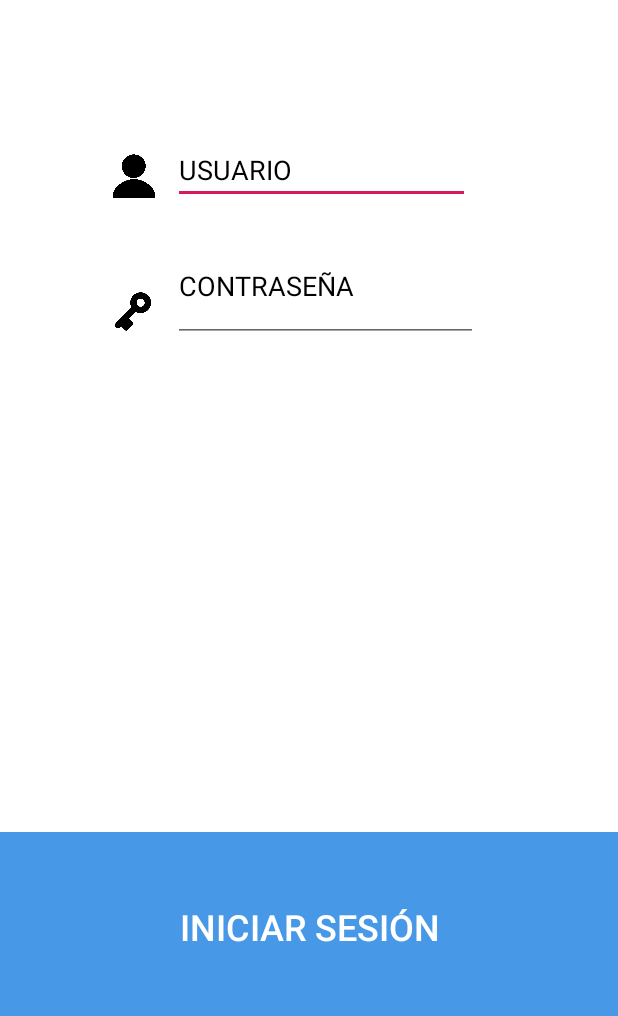
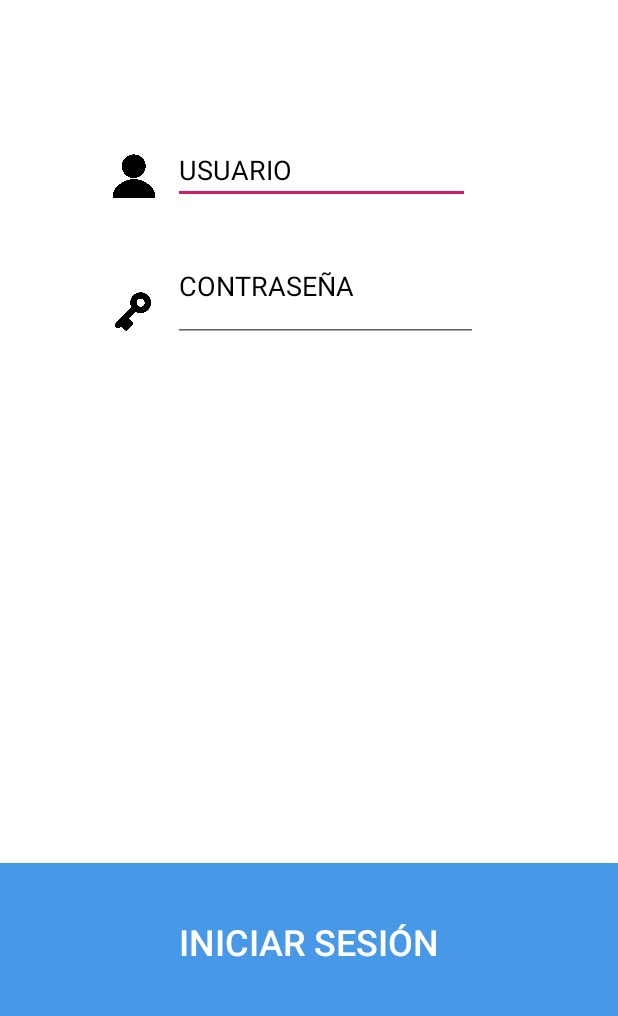
Before and after one commit to juanpablomoscoloni/proyectoAsistencia, an Android app: the screen it shows after launch (LoginActivity), on a phone screen of 412 x 824 dp, the part 215-1231 px from its top. Run offline under Robolectric (Android 15) with nearby library versions, the phone set to English and light mode, and no system bars; our stand-ins replace Volley; libraries missing offline, so code that uses them is left out: maes.tech.intentanim; plain views replace MaterialEditText.

Commit message:
Cambio de nombre a algunas clases

```diff
--- a/Asistra/app/src/main/java/adaptadores/ListaCursadas.java
+++ b/Asistra/app/src/main/java/adaptadores/AdaptadorCursadaActivity.java
@@ -13,12 +13,12 @@ import java.util.ArrayList;
 import clases.Cursada;
 import maes.tech.intentanim.CustomIntent;
 
-public class ListaCursadas extends RecyclerView.Adapter<ListaCursadas.MyViewHolder> {
+public class AdaptadorCursadaActivity extends RecyclerView.Adapter<AdaptadorCursadaActivity.MyViewHolder> {
 
     private ArrayList<Cursada> dataSet;
     private Context mContext;
 
-    public ListaCursadas (Context context, ArrayList<Cursada> listas ) {
+    public AdaptadorCursadaActivity(Context context, ArrayList<Cursada> listas ) {
         this.dataSet = listas;
         this.mContext=context;
     }
--- a/Asistra/app/src/main/java/adaptadores/ListaAsistencia.java
+++ b/Asistra/app/src/main/java/adaptadores/AdaptadorValidarActivity.java
@@ -24,7 +24,7 @@ import clases.Asistencia;
  Created by Starnova on 27/04/2018.
  */
 
-public class ListaAsistencia extends ArrayAdapter<Asistencia> implements View.OnClickListener{
+public class AdaptadorValidarActivity extends ArrayAdapter<Asistencia> implements View.OnClickListener{
 
     private ArrayList<Asistencia> dataSet;
     Context mContext;
@@ -44,7 +44,7 @@ public class ListaAsistencia extends ArrayAdapter<Asistencia> implements View.On
         ToggleButton preau;
     }
 
-    public ListaAsistencia(ArrayList<Asistencia> asistenciasAlumnos, Context context) {
+    public AdaptadorValidarActivity(ArrayList<Asistencia> asistenciasAlumnos, Context context) {
         super(context, R.layout.fila_asistencia, asistenciasAlumnos);
         this.dataSet = asistenciasAlumnos;
         this.mContext=context;
--- a/Asistra/app/src/main/java/com/example/asistra/ClaseActivity.java
+++ b/Asistra/app/src/main/java/com/example/asistra/ClaseActivity.java
@@ -228,7 +228,7 @@ public class ClaseActivity extends AppCompatActivity {
 
 
             } else {
-                Toast.makeText(getApplicationContext(), "No se encontró", Toast.LENGTH_LONG).show();
+                Toast.makeText(getApplicationContext(), "Esta cursada no tiene alumnos", Toast.LENGTH_LONG).show();
             }
 
 
--- a/Asistra/app/src/main/res/layout/activity_clase.xml
+++ b/Asistra/app/src/main/res/layout/activity_clase.xml
@@ -9,7 +9,7 @@
     <Button
         android:id="@+id/generarTokenBtn"
         style="@style/Widget.AppCompat.Button.Borderless"
-        android:layout_width="361dp"
+        android:layout_width="0dp"
         android:layout_height="105dp"
         android:layout_marginTop="8dp"
         android:background="#4799E8"
--- a/Asistra/app/src/main/res/layout/activity_cursada.xml
+++ b/Asistra/app/src/main/res/layout/activity_cursada.xml
@@ -9,7 +9,7 @@
     <Button
         android:id="@+id/pasarListaBtn"
         style="@style/Widget.AppCompat.Button.Borderless"
-        android:layout_width="361dp"
+        android:layout_width="0dp"
         android:layout_height="105dp"
         android:layout_marginTop="8dp"
         android:background="#4799E8"
--- a/Asistra/app/src/main/res/layout/activity_exito.xml
+++ b/Asistra/app/src/main/res/layout/activity_exito.xml
@@ -9,7 +9,7 @@
     <Button
         android:id="@+id/listoAlumnoBtn"
         style="@style/Widget.AppCompat.Button.Borderless"
-        android:layout_width="361dp"
+        android:layout_width="0dp"
         android:layout_height="105dp"
         android:layout_marginTop="8dp"
         android:background="@color/celeste"
--- a/Asistra/app/src/main/res/layout/activity_login.xml
+++ b/Asistra/app/src/main/res/layout/activity_login.xml
@@ -108,17 +108,16 @@
     <Button
         android:id="@+id/iniciar"
         style="@style/Widget.AppCompat.Button.Borderless"
-        android:layout_width="617dp"
-        android:layout_height="126dp"
+        android:layout_width="0dp"
+        android:layout_height="105dp"
         android:layout_marginTop="8dp"
         android:background="#4799E8"
         android:text="INICIAR SESIÓN"
         android:textColor="@android:color/background_light"
         android:textSize="24sp"
         app:layout_constraintBottom_toBottomOf="parent"
-        app:layout_constraintEnd_toEndOf="@+id/logo"
-        app:layout_constraintHorizontal_bias="0.502"
-        app:layout_constraintStart_toStartOf="@+id/logo"
+        app:layout_constraintEnd_toEndOf="parent"
+        app:layout_constraintStart_toStartOf="parent"
         app:layout_constraintTop_toTopOf="@+id/guideline4"
         app:layout_constraintVertical_bias="1.0" />
 
--- a/Asistra/app/src/main/res/layout/activity_token.xml
+++ b/Asistra/app/src/main/res/layout/activity_token.xml
@@ -10,7 +10,7 @@
         android:id="@+id/comprobarBtn"
         style="@style/Widget.AppCompat.Button.Borderless"
         android:layout_width="0dp"
-        android:layout_height="118dp"
+        android:layout_height="105dp"
         android:layout_marginTop="8dp"
         android:background="@android:color/holo_blue_dark"
         android:text="COMPROBAR"
--- a/Asistra/app/src/main/res/layout/activity_validar.xml
+++ b/Asistra/app/src/main/res/layout/activity_validar.xml
@@ -12,7 +12,7 @@
         android:id="@+id/validarBtn"
         style="@style/Widget.AppCompat.Button.Borderless"
         android:layout_width="0dp"
-        android:layout_height="118dp"
+        android:layout_height="105dp"
         android:layout_marginTop="8dp"
         android:background="@android:color/holo_blue_dark"
         android:text="VALIDAR"
--- /dev/null
+++ b/Asistra/app/src/main/res/layout/cardview_validar.xml
@@ -0,0 +1,6 @@
+<?xml version="1.0" encoding="utf-8"?>
+<android.support.constraint.ConstraintLayout
+    xmlns:android="http://schemas.android.com/apk/res/android" android:layout_width="match_parent"
+    android:layout_height="match_parent">
+
+</android.support.constraint.ConstraintLayout>
--- a/Asistra/app/src/main/res/values/strings.xml
+++ b/Asistra/app/src/main/res/values/strings.xml
@@ -1,4 +1,4 @@
 <resources>
     <string name="app_name">Asistra</string>
-    <string name="ipServer">http://10.10.17.41:80</string>
+    <string name="ipServer">http://192.168.0.6:80</string>
 </resources>
```
Also changed, not shown: Asistra/app/src/main/java/com/example/asistra/DocenteActivity.java (+3 -11 lines), Asistra/app/src/main/java/com/example/asistra/ValidarActivity.java (+3 -5 lines).
